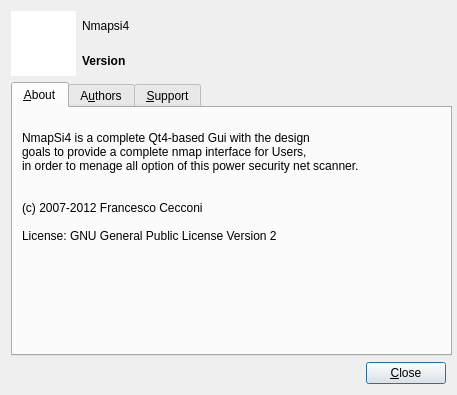
First picture: the form in src/platform/ui/about.ui, repository nmapsi4/nmapsi4, before the edit.
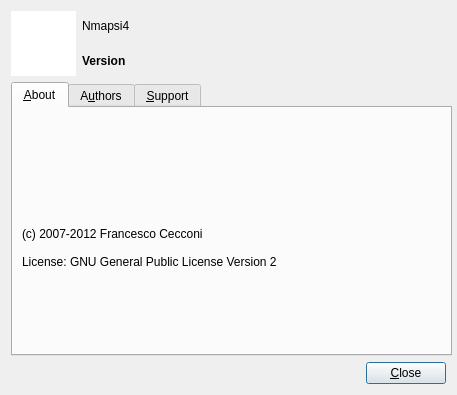
Second picture: the form after the edit. Icons and pictures are not drawn.

Patch:
```diff
--- a/src/platform/ui/about.ui
+++ b/src/platform/ui/about.ui
@@ -134,7 +134,13 @@
       </attribute>
       <layout class="QGridLayout" name="gridLayout_2">
        <item row="0" column="0" colspan="2">
-        <widget class="QLabel" name="label_3">
+        <widget class="QLabel" name="descriptionLabel">
+         <property name="sizePolicy">
+          <sizepolicy hsizetype="Preferred" vsizetype="Expanding">
+           <horstretch>0</horstretch>
+           <verstretch>0</verstretch>
+          </sizepolicy>
+         </property>
          <property name="minimumSize">
           <size>
            <width>0</width>
@@ -144,13 +150,11 @@
          <property name="maximumSize">
           <size>
            <width>16777215</width>
-           <height>30</height>
+           <height>16777215</height>
           </size>
          </property>
          <property name="text">
-          <string>NmapSi4 is a complete Qt4-based Gui with the design
-goals to provide a complete nmap interface for Users,
-in order to menage all option of this power security net scanner.</string>
+          <string/>
          </property>
         </widget>
        </item>
```
